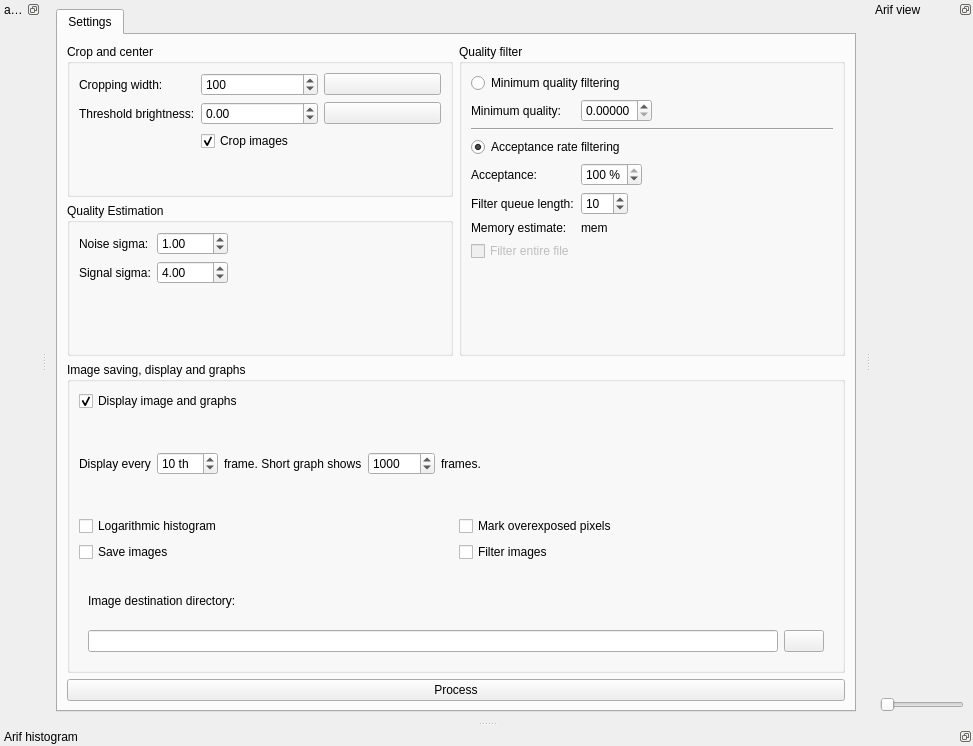
Before: the Qt Designer form src/arifmainwindow.ui in AD-Vega/arif, drawn with Qt 5.
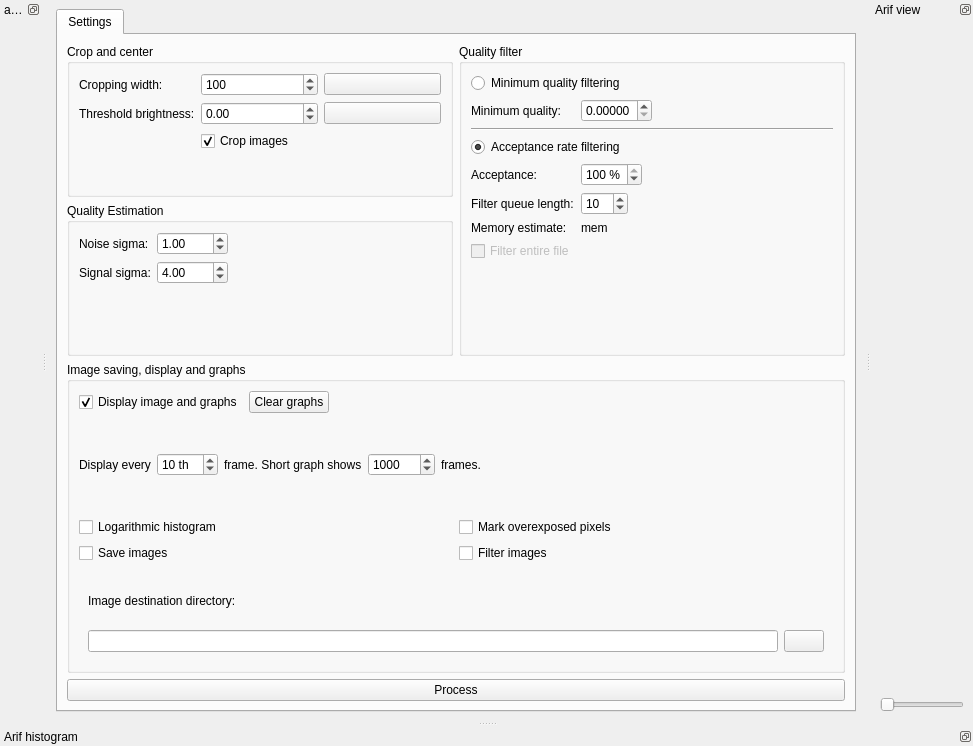
After: the same form once the commit is applied. Icons and pictures are not drawn. Custom widgets are drawn as their Qt base class.

The edit to the form file:
```diff
--- a/src/arifmainwindow.ui
+++ b/src/arifmainwindow.ui
@@ -312,6 +312,8 @@
           </property>
           <layout class="QVBoxLayout" name="verticalLayout_6">
            <item>
+            <layout class="QHBoxLayout" name="horizontalLayout_9">
+             <item>
             <widget class="QCheckBox" name="displayCheck">
              <property name="text">
               <string>Display image and graphs</string>
@@ -320,6 +322,28 @@
               <bool>true</bool>
              </property>
             </widget>
+             </item>
+             <item>
+              <widget class="QPushButton" name="clearGraphsButton">
+               <property name="text">
+                <string>Clear graphs</string>
+               </property>
+              </widget>
+             </item>
+             <item>
+              <spacer name="horizontalSpacer_2">
+               <property name="orientation">
+                <enum>Qt::Horizontal</enum>
+               </property>
+               <property name="sizeHint" stdset="0">
+                <size>
+                 <width>40</width>
+                 <height>20</height>
+                </size>
+               </property>
+              </spacer>
+             </item>
+            </layout>
            </item>
            <item>
             <layout class="QHBoxLayout" name="horizontalLayout_3">
```
Lines whose indentation alone changed are shown as unchanged.
